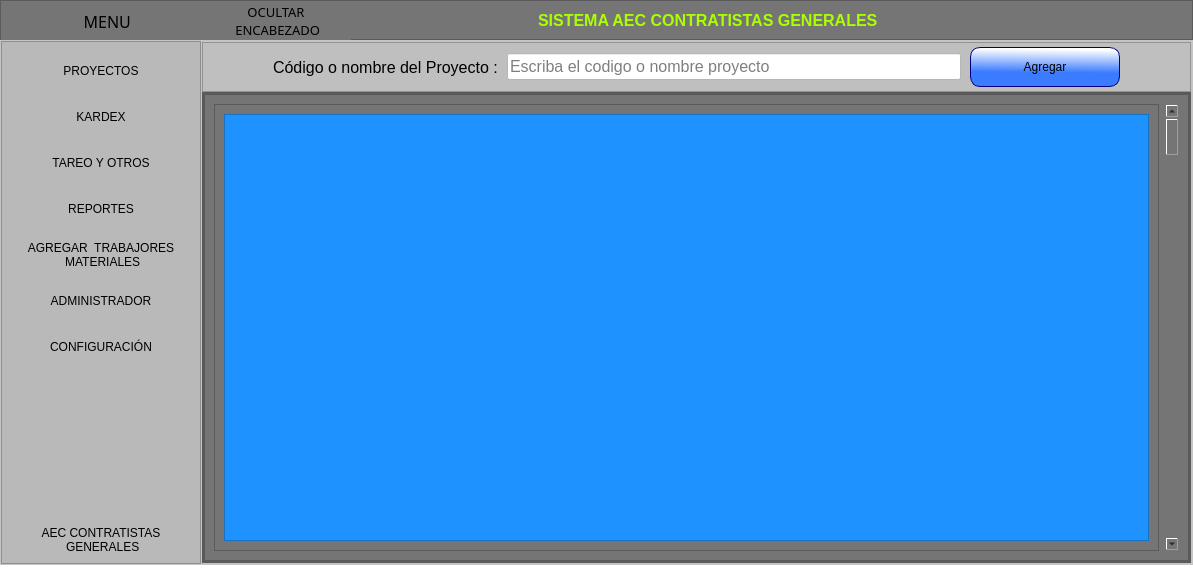
Above: ui_files/menu.ui from Romehe369/aec_contrastistas_g before the change. Below: the same form after it.
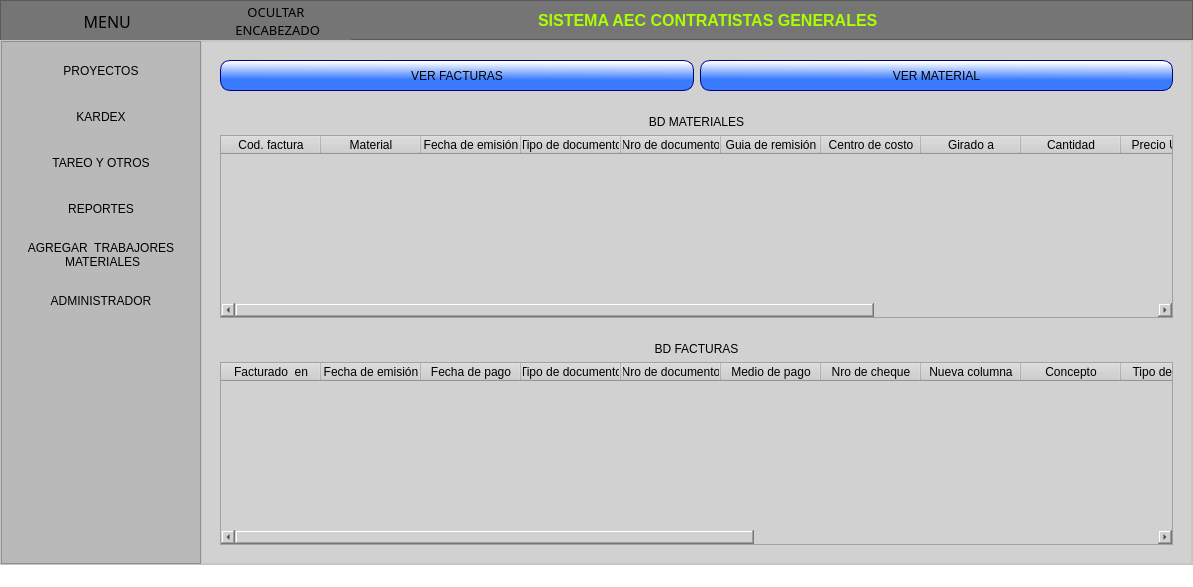
That is the form after the change. Icons and pictures are not drawn.

The edit to the form file:
```diff
--- a/ui_files/menu.ui
+++ b/ui_files/menu.ui
@@ -7,7 +7,7 @@
     <x>0</x>
     <y>0</y>
     <width>1193</width>
-    <height>571</height>
+    <height>573</height>
    </rect>
   </property>
   <property name="minimumSize">
@@ -629,28 +629,6 @@
             </property>
            </widget>
           </item>
-          <item>
-           <widget class="QPushButton" name="btn_asistencia">
-            <property name="minimumSize">
-             <size>
-              <width>0</width>
-              <height>40</height>
-             </size>
-            </property>
-            <property name="styleSheet">
-             <string notr="true"/>
-            </property>
-            <property name="text">
-             <string>CONFIGURACIÓN</string>
-            </property>
-            <property name="iconSize">
-             <size>
-              <width>32</width>
-              <height>32</height>
-             </size>
-            </property>
-           </widget>
-          </item>
           <item>
            <spacer name="verticalSpacer">
             <property name="orientation">
@@ -664,20 +642,6 @@
             </property>
            </spacer>
           </item>
-          <item>
-           <widget class="QLabel" name="label_2">
-            <property name="styleSheet">
-             <string notr="true">font: 75 12pt &quot;MS Shell Dlg 2&quot;;</string>
-            </property>
-            <property name="text">
-             <string>AEC CONTRATISTAS 
- GENERALES</string>
-            </property>
-            <property name="alignment">
-             <set>Qt::AlignCenter</set>
-            </property>
-           </widget>
-          </item>
          </layout>
         </widget>
        </item>
@@ -720,7 +684,7 @@
              </size>
             </property>
             <property name="styleSheet">
-             <string notr="true">background-color: rgb(170, 170, 255);</string>
+             <string notr="true">background-color: rgb(209, 209, 209);</string>
             </property>
             <property name="frameShape">
              <enum>QFrame::NoFrame</enum>
@@ -732,7 +696,7 @@
              <number>0</number>
             </property>
             <property name="currentIndex">
-             <number>5</number>
+             <number>8</number>
             </property>
             <widget class="QWidget" name="page_inicio">
              <property name="styleSheet">
@@ -3620,6 +3584,255 @@
               </item>
              </layout>
             </widget>
+            <widget class="QWidget" name="page_showtable">
+             <layout class="QVBoxLayout" name="verticalLayout_24">
+              <item>
+               <layout class="QVBoxLayout" name="verticalLayout_21">
+                <item>
+                 <widget class="QFrame" name="frame">
+                  <property name="styleSheet">
+                   <string notr="true">QPushButton{
+font: 12pt &quot;MS Shell Dlg 2&quot;;
+border: 1px solid rgb(0, 0, 127);
+border-radius:10px;
+background-color: qlineargradient(spread:pad, x1:0.409318, y1:0.636, x2:0.432, y2:0.0454545, stop:0 rgba(59, 123, 255, 255), stop:1 rgba(255, 255, 255, 255));
+}
+
+QPushButton:hover{
+	background-color: rgb(170, 255, 255);
+}</string>
+                  </property>
+                  <layout class="QHBoxLayout" name="horizontalLayout_11">
+                   <item>
+                    <widget class="QPushButton" name="btn_seefacturas">
+                     <property name="minimumSize">
+                      <size>
+                       <width>0</width>
+                       <height>31</height>
+                      </size>
+                     </property>
+                     <property name="text">
+                      <string>VER FACTURAS</string>
+                     </property>
+                    </widget>
+                   </item>
+                   <item>
+                    <widget class="QPushButton" name="btn_seematerial">
+                     <property name="minimumSize">
+                      <size>
+                       <width>0</width>
+                       <height>31</height>
+                      </size>
+                     </property>
+                     <property name="text">
+                      <string>VER MATERIAL</string>
+                     </property>
+                    </widget>
+                   </item>
+                  </layout>
+                 </widget>
+                </item>
+                <item>
+                 <widget class="QFrame" name="frame_smaterial">
+                  <layout class="QVBoxLayout" name="verticalLayout_23">
+                   <item>
+                    <widget class="QLabel" name="label_2">
+                     <property name="styleSheet">
+                      <string notr="true">font: 75 16pt &quot;MS Shell Dlg 2&quot;;</string>
+                     </property>
+                     <property name="text">
+                      <string>BD MATERIALES</string>
+                     </property>
+                     <property name="alignment">
+                      <set>Qt::AlignCenter</set>
+                     </property>
+                    </widget>
+                   </item>
+                   <item>
+                    <widget class="QTableWidget" name="tableWidget_material">
+                     <column>
+                      <property name="text">
+                       <string>Cod. factura</string>
+                      </property>
+                     </column>
+                     <column>
+                      <property name="text">
+                       <string>Material</string>
+                      </property>
+                     </column>
+                     <column>
+                      <property name="text">
+                       <string>Fecha de emisión</string>
+                      </property>
+                     </column>
+                     <column>
+                      <property name="text">
+                       <string>Tipo de documento</string>
+                      </property>
+                     </column>
+                     <column>
+                      <property name="text">
+                       <string>Nro de documento</string>
+                      </property>
+                     </column>
+                     <column>
+                      <property name="text">
+                       <string>Guia de remisión</string>
+                      </property>
+                     </column>
+                     <column>
+                      <property name="text">
+                       <string>Centro de costo</string>
+                      </property>
+                     </column>
+                     <column>
+                      <property name="text">
+                       <string>Girado a</string>
+                      </property>
+                     </column>
+                     <column>
+                      <property name="text">
+                       <string>Cantidad</string>
+                      </property>
+                     </column>
+                     <column>
+                      <property name="text">
+                       <string>Precio Unitario</string>
+                      </property>
+                     </column>
+                     <column>
+                      <property name="text">
+                       <string>Total</string>
+                      </property>
+                     </column>
+                     <column>
+                      <property name="text">
+                       <string>Reutilidad</string>
+                      </property>
+                     </column>
+                     <column>
+                      <property name="text">
+                       <string>Cod. material</string>
+                      </property>
+                     </column>
+                    </widget>
+                   </item>
+                  </layout>
+                 </widget>
+                </item>
+                <item>
+                 <widget class="QFrame" name="frame_sfactura">
+                  <property name="minimumSize">
+                   <size>
+                    <width>0</width>
+                    <height>100</height>
+                   </size>
+                  </property>
+                  <layout class="QVBoxLayout" name="verticalLayout_22">
+                   <item>
+                    <widget class="QLabel" name="label_4">
+                     <property name="styleSheet">
+                      <string notr="true">font: 75 16pt &quot;MS Shell Dlg 2&quot;;</string>
+                     </property>
+                     <property name="text">
+                      <string>BD FACTURAS</string>
+                     </property>
+                     <property name="alignment">
+                      <set>Qt::AlignCenter</set>
+                     </property>
+                    </widget>
+                   </item>
+                   <item>
+                    <widget class="QTableWidget" name="tableWidget_facturas">
+                     <column>
+                      <property name="text">
+                       <string>Facturado  en</string>
+                      </property>
+                     </column>
+                     <column>
+                      <property name="text">
+                       <string>Fecha de emisión</string>
+                      </property>
+                     </column>
+                     <column>
+                      <property name="text">
+                       <string>Fecha de pago</string>
+                      </property>
+                     </column>
+                     <column>
+                      <property name="text">
+                       <string>Tipo de documento</string>
+                      </property>
+                     </column>
+                     <column>
+                      <property name="text">
+                       <string>Nro de documento</string>
+                      </property>
+                     </column>
+                     <column>
+                      <property name="text">
+                       <string>Medio de pago</string>
+                      </property>
+                     </column>
+                     <column>
+                      <property name="text">
+                       <string>Nro de cheque</string>
+                      </property>
+                     </column>
+                     <column>
+                      <property name="text">
+                       <string>Nueva columna</string>
+                      </property>
+                     </column>
+                     <column>
+                      <property name="text">
+                       <string>Concepto</string>
+                      </property>
+                     </column>
+                     <column>
+                      <property name="text">
+                       <string>Tipo de I y/o E</string>
+                      </property>
+                     </column>
+                     <column>
+                      <property name="text">
+                       <string>Centro de costo</string>
+                      </property>
+                     </column>
+                     <column>
+                      <property name="text">
+                       <string>Monto</string>
+                      </property>
+                     </column>
+                     <column>
+                      <property name="text">
+                       <string>Gasto realizado por</string>
+                      </property>
+                     </column>
+                     <column>
+                      <property name="text">
+                       <string>IGV</string>
+                      </property>
+                     </column>
+                     <column>
+                      <property name="text">
+                       <string>Observación</string>
+                      </property>
+                     </column>
+                     <column>
+                      <property name="text">
+                       <string>Cod Factura</string>
+                      </property>
+                     </column>
+                    </widget>
+                   </item>
+                  </layout>
+                 </widget>
+                </item>
+               </layout>
+              </item>
+             </layout>
+            </widget>
            </widget>
           </item>
          </layout>
```
Left out of the diff: 352 changed lines with no effect on the pictures.
